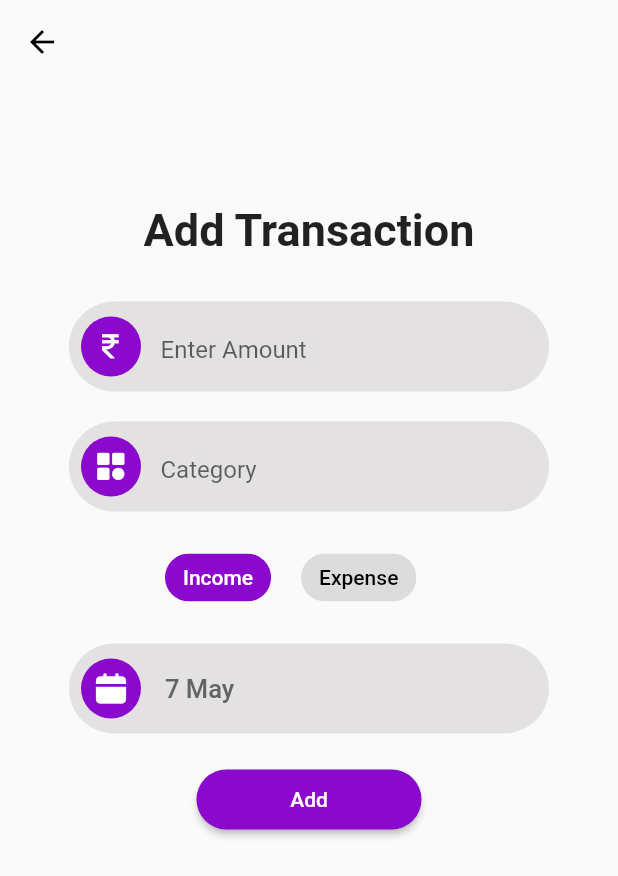
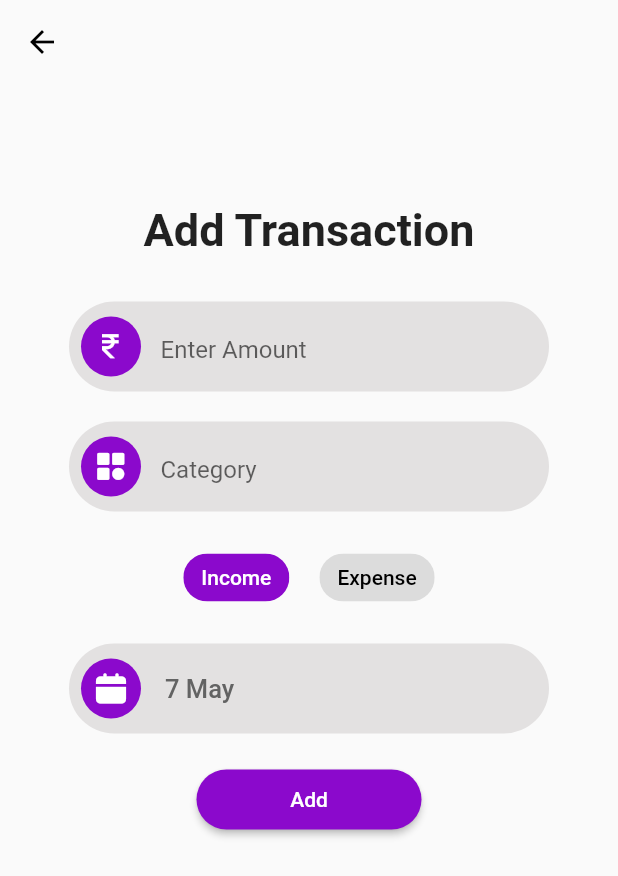
Before and after one commit to sanjay-023/Xpense_app, a Flutter app: the ScreenAddTransaction screen opened directly, on a phone screen of 412 x 824 dp. Shown: the top 876 px of the screen. Run offline on Flutter 3.47's test engine with Material 2 defaults, Android fonts, the phone set to English and light mode, and no system bars; our stand-ins replace google_fonts, shared_preferences; accounts and stored records are empty; Roboto replaces fonts that are missing (Signika).

Commit message:
second commit

```diff
--- a/lib/screens/add transaction/widget/trans_type.dart
+++ b/lib/screens/add transaction/widget/trans_type.dart
@@ -12,9 +12,8 @@ class TransType extends StatefulWidget {
 class _TransTypeState extends State<TransType> {
   @override
   Widget build(BuildContext context) {
-    return Padding(
-      padding: const EdgeInsets.symmetric(horizontal: 40),
-      child: Row(
+    return Row(
+      mainAxisAlignment: MainAxisAlignment.center,
       children: [
         ChoiceChip(
           label: Text(
@@ -54,7 +53,6 @@ class _TransTypeState extends State<TransType> {
           },
         )
       ],
-      ),
     );
   }
 }
--- a/lib/screens/home screen/screen_home.dart
+++ b/lib/screens/home screen/screen_home.dart
@@ -25,6 +25,7 @@ class _ScreenHomeState extends State<ScreenHome> {
   Widget build(BuildContext context) {
     return Scaffold(
         body: SafeArea(
+            child: SingleChildScrollView(
       child: Padding(
         padding: const EdgeInsets.all(26),
         child: SizedBox(
@@ -58,6 +59,7 @@ class _ScreenHomeState extends State<ScreenHome> {
             ],
           ),
         ),
+      ),
     )));
   }
 
```
Lines whose indentation alone changed are shown as unchanged.
